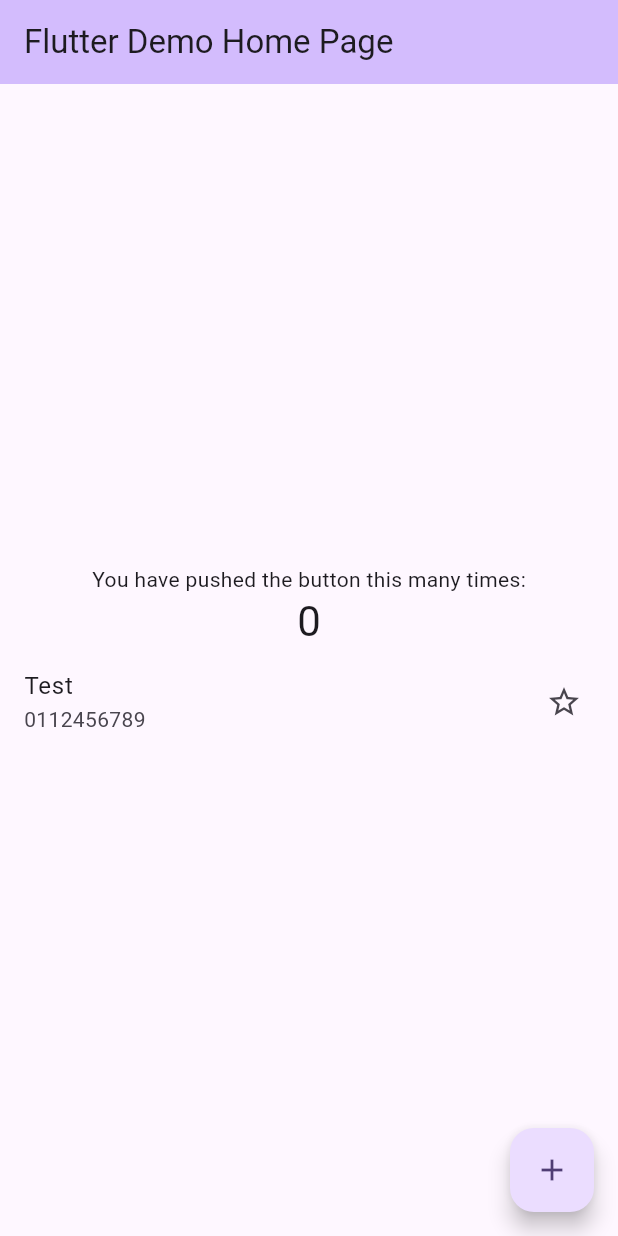
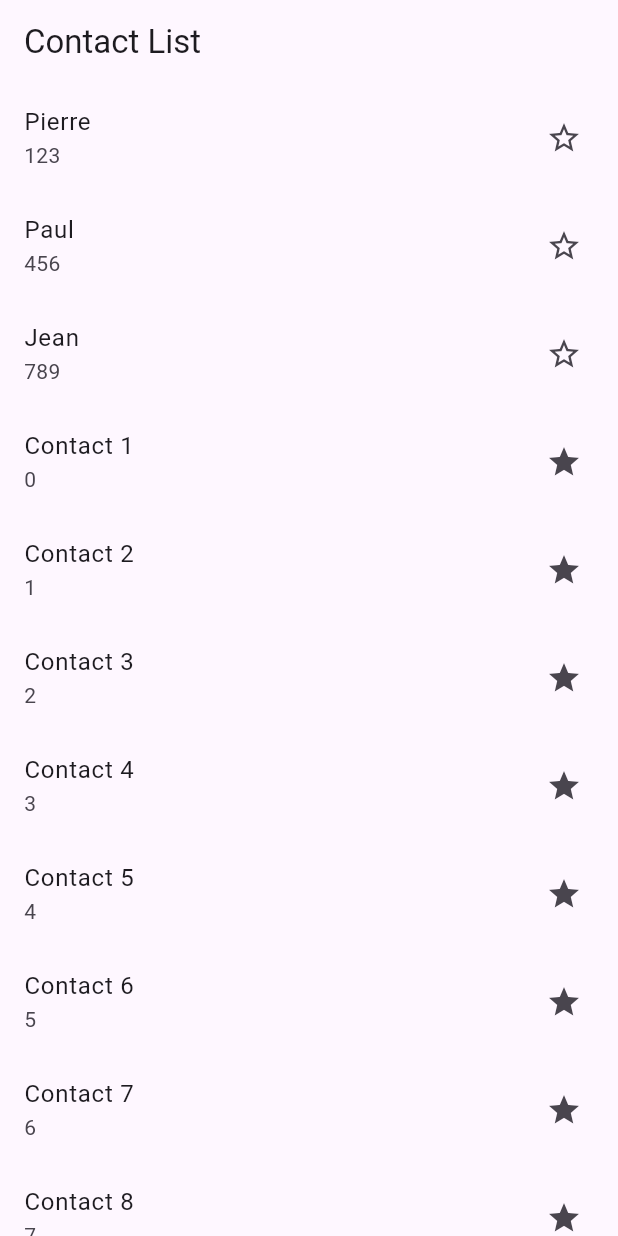
Before and after one commit to nicolasnederlandt/mobile, a Flutter app: the screen it shows after launch, on a phone screen of 412 x 824 dp. Run offline on Flutter 3.47's test engine with Material 3 defaults, Android fonts, the phone set to English and light mode, and no system bars.

Commit message:
FT02.3 Liste de contacts

```diff
--- a/ftuto2/lib/contact.dart
+++ b/ftuto2/lib/contact.dart
@@ -1,7 +1,29 @@
 class Contact {
+
+
+
   final String name;
   final String phone;
   final bool isFavorite;
 
   Contact({required this.name, required this.phone, this.isFavorite = false});
 }
+
+List<Contact> _createContacts() {
+  final contacts1 = {
+    "Pierre": "123",
+    "Paul": "456",
+    "Jean": "789",
+  }.entries.map((c) => Contact(name: c.key, phone: c.value));
+
+  final contacts2 = {
+    for(var i=0; i < 1000 ; i++)
+      Contact(name: "Contact ${i + 1}", phone: "$i", isFavorite: true)
+  };
+
+  final contacts3 = List.generate(10, (i) => Contact(name: "C$i", phone: "$i"));
+
+  return [...contacts1, ...contacts2, ...contacts3];
+}
+
+final defaultContacts = _createContacts();
--- /dev/null
+++ b/ftuto2/lib/home_screen.dart
@@ -0,0 +1,22 @@
+import 'package:flutter/cupertino.dart';
+import 'package:flutter/material.dart';
+
+import 'contact_row.dart';
+import 'contact.dart';
+
+class HomeScreen extends StatelessWidget {
+  const HomeScreen({super.key});
+
+
+  @override
+  Widget build(BuildContext context) {
+    final contactRows = defaultContacts
+        .map((contact) => ContactRow(contact:contact))
+        .toList();
+
+    return Scaffold(
+      appBar: AppBar(title: const Text("Contact List")),
+      body: ListView(children: contactRows),
+    );
+  }
+}
--- a/ftuto2/lib/main.dart
+++ b/ftuto2/lib/main.dart
@@ -1,4 +1,5 @@
 import 'package:flutter/material.dart';
+import 'package:ftuto2/home_screen.dart';
 
 import 'contact.dart';
 import 'contact_row.dart';
@@ -34,7 +35,7 @@ class MyApp extends StatelessWidget {
         colorScheme: ColorScheme.fromSeed(seedColor: Colors.deepPurple),
         useMaterial3: true,
       ),
-      home: const MyHomePage(title: 'Flutter Demo Home Page'),
+      home: const HomeScreen()
     );
   }
 }
```
